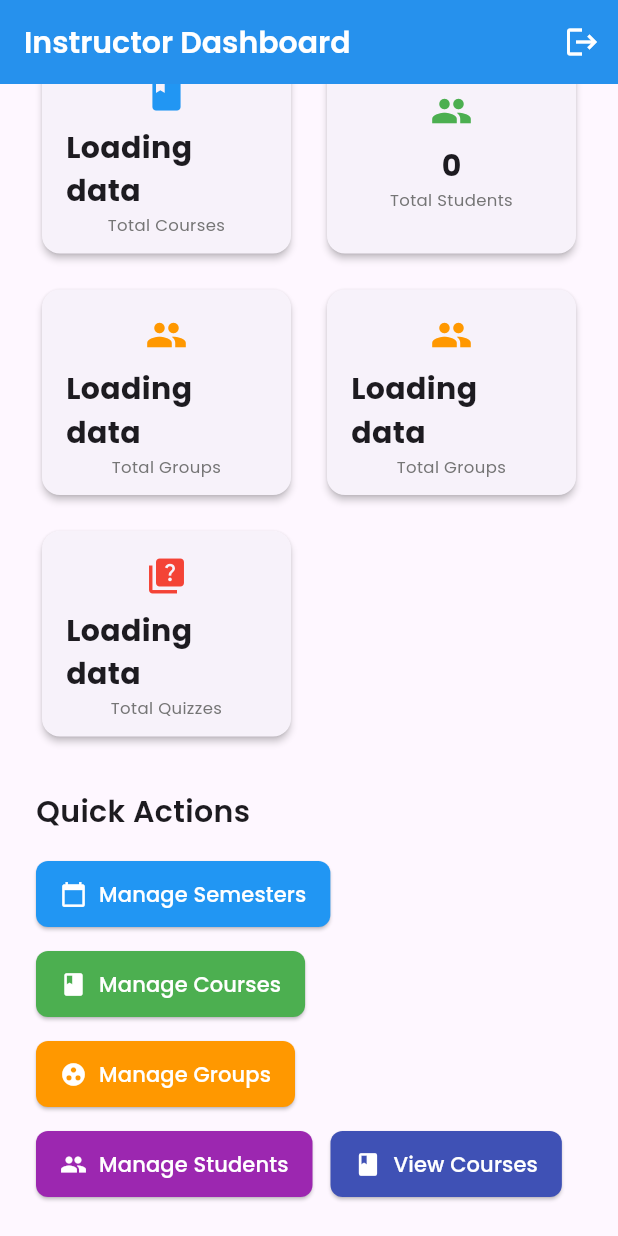
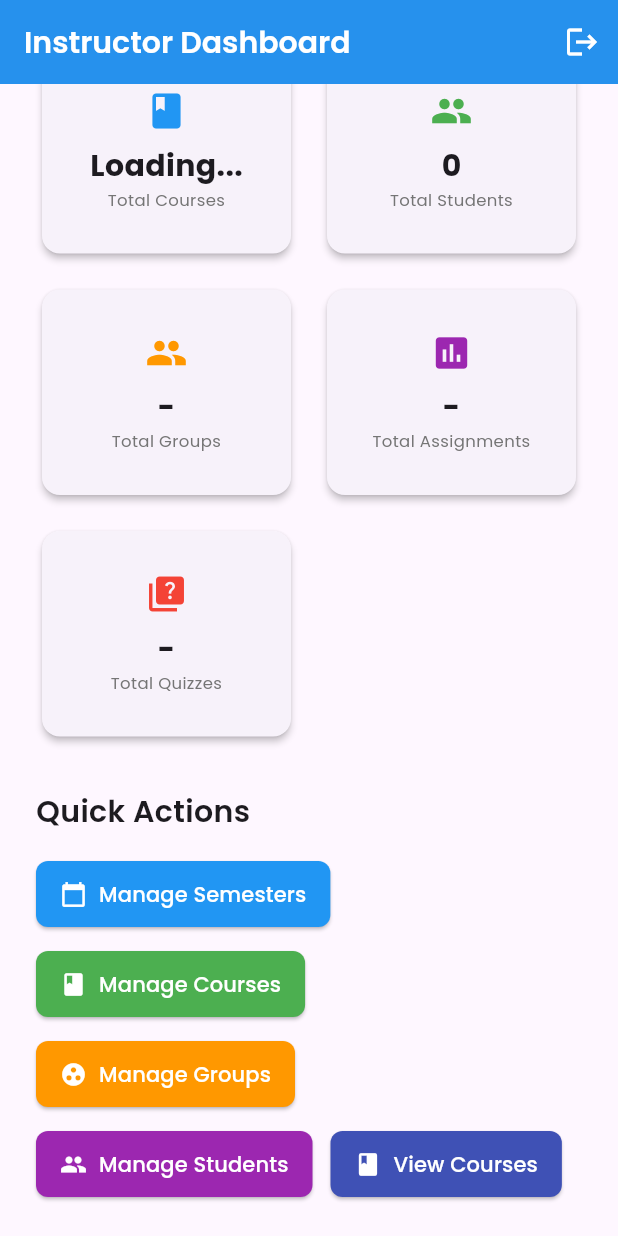
Before and after one commit to keniondang/Flutter-Project-E-learning-Management-App, a Flutter app: the InstructorHomeScreen screen opened directly with empty values, scrolled down 311 dp, on a phone screen of 412 x 824 dp. Run offline on Flutter 3.47's test engine with Material 3 defaults, Android fonts, the phone set to English and light mode, and no system bars; our stand-ins replace badges, connectivity_plus, csv, file_picker, google_fonts, hive_ce and 4 more; missing offline and left inert: universal_html; accounts and stored records are empty.

Commit message:
BUG FOUND NUMBER OF GROUPS IN DASHBOARD AND NUMBER OF STUDENTS IN GROUP MANAGEMENT SCREEN

```diff
--- a/lib/screens/instructor/group_students_screen.dart
+++ b/lib/screens/instructor/group_students_screen.dart
@@ -118,7 +118,7 @@ class _GroupStudentsScreenState extends State<GroupStudentsScreen> {
                         if (success && mounted) {
                           Navigator.pop(context);
 
-                          // Increment by 1
+                          // ✅ UPDATE COUNT: Increment by 1
                           context.read<GroupProvider>().updateGroupStudentCount(widget.group.id, 1);
 
                           ScaffoldMessenger.of(context).showSnackBar(
@@ -171,7 +171,7 @@ class _GroupStudentsScreenState extends State<GroupStudentsScreen> {
                       );
 
               if (success && mounted) {
-                // Decrement by 1
+                // ✅ UPDATE COUNT: Decrement by 1
                 context.read<GroupProvider>().updateGroupStudentCount(widget.group.id, -1);
 
                 ScaffoldMessenger.of(context).showSnackBar(
--- a/lib/screens/instructor_home_screen.dart
+++ b/lib/screens/instructor_home_screen.dart
@@ -1,5 +1,4 @@
 import 'package:elearning_management_app/providers/assignment_provider.dart';
-import 'package:elearning_management_app/providers/course_material_provider.dart';
 import 'package:elearning_management_app/providers/group_provider.dart';
 import 'package:elearning_management_app/providers/instructor_course_provider.dart';
 import 'package:elearning_management_app/providers/quiz_provider.dart';
@@ -153,6 +152,7 @@ class InstructorHomeScreen extends StatelessWidget {
                   crossAxisSpacing: 16,
                   mainAxisSpacing: 16,
                   children: [
+                    // --- TOTAL COURSES ---
                     Consumer2<SemesterProvider, InstructorCourseProvider>(
                       builder:
                           (context, semesterProvider, courseProvider, child) {
@@ -168,195 +168,155 @@ class InstructorHomeScreen extends StatelessWidget {
                         return _buildStatCard(
                           'Total Courses',
                           semesterProvider.isLoading || courseProvider.isLoading
-                              ? 'Loading data'
+                              ? 'Loading...'
                               : courseProvider.courses.length.toString(),
                           Icons.book,
                           Colors.blue,
                         );
                       },
                     ),
-                    FutureBuilder(
-                        future: context
-                            .read<StudentProvider>()
-                            .countTotalStudents(),
+
+                    // --- TOTAL STUDENTS ---
+                    Consumer<StudentProvider>(
+                      builder: (context, studentProvider, child) {
+                        return FutureBuilder(
+                            future: studentProvider.countTotalStudents(),
                             builder: (context, snapshot) {
-                          switch (snapshot.connectionState) {
-                            case ConnectionState.waiting:
+                              if (snapshot.connectionState ==
+                                  ConnectionState.waiting) {
                                 return _buildStatCard(
                                   'Total Students',
-                                'Loading data',
-                                Icons.people,
-                                Colors.green,
-                              );
-                            case ConnectionState.done:
-                              return _buildStatCard(
-                                'Total Students',
-                                snapshot.hasError
-                                    ? 'Error loading data'
-                                    : snapshot.data!.toString(),
-                                Icons.people,
-                                Colors.green,
-                              );
-                            default:
-                              return _buildStatCard(
-                                'Total Students',
-                                'Encountered unknown data',
+                                  'Loading...',
                                   Icons.people,
                                   Colors.green,
                                 );
                               }
-                        }),
-                    Consumer<SemesterProvider>(
-                      builder: (context, provider, child) {
-                        if (provider.currentSemester == null) {
+                              return _buildStatCard(
+                                'Total Students',
+                                snapshot.data?.toString() ?? '0',
+                                Icons.people,
+                                Colors.green,
+                              );
+                            });
+                      },
+                    ),
+
+                    // --- TOTAL GROUPS (FIXED) ---
+                    // Changed from Consumer to Consumer2 to listen to GroupProvider changes
+                    Consumer2<SemesterProvider, GroupProvider>(
+                      builder:
+                          (context, semesterProvider, groupProvider, child) {
+                        if (semesterProvider.currentSemester == null) {
                           return _buildStatCard(
                             'Total Groups',
-                            'Loading data',
+                            '-',
                             Icons.group,
                             Colors.orange,
                           );
                         }
 
+                        // We use FutureBuilder here, but because we are inside a Consumer2
+                        // listening to GroupProvider, if GroupProvider notifies listeners
+                        // (e.g. after adding a group), this whole block rebuilds,
+                        // triggering the Future to run again and fetch the new count.
                         return FutureBuilder(
-                            future: context
-                                .read<GroupProvider>()
-                                .countInSemester(provider.currentSemester!.id),
+                            future: groupProvider.countInSemester(
+                                semesterProvider.currentSemester!.id),
                             builder: (context, snapshot) {
                               switch (snapshot.connectionState) {
                                 case ConnectionState.waiting:
                                   return _buildStatCard(
                                     'Total Groups',
-                                    'Loading data',
-                                    Icons.people,
+                                    'Loading...',
+                                    Icons.group,
                                     Colors.orange,
                                   );
                                 case ConnectionState.done:
                                   return _buildStatCard(
                                     'Total Groups',
-                                    snapshot.hasError
-                                        ? 'Error loading data'
-                                        : snapshot.data!.toString(),
-                                    Icons.people,
+                                    snapshot.data?.toString() ?? '0',
+                                    Icons.group,
                                     Colors.orange,
                                   );
                                 default:
                                   return _buildStatCard(
                                     'Total Groups',
-                                    'Encountered unknown data',
-                                    Icons.people,
+                                    'Error',
+                                    Icons.group,
                                     Colors.orange,
                                   );
                               }
                             });
                       },
                     ),
-                    Consumer<SemesterProvider>(
-                      builder: (context, provider, child) {
-                        if (provider.currentSemester == null) {
+
+                    // --- TOTAL ASSIGNMENTS ---
+                    Consumer2<SemesterProvider, AssignmentProvider>(
+                      builder: (context, semesterProvider, assignmentProvider,
+                          child) {
+                        if (semesterProvider.currentSemester == null) {
                           return _buildStatCard(
-                            'Total Groups',
-                            'Loading data',
-                            Icons.group,
-                            Colors.orange,
+                            'Total Assignments',
+                            '-',
+                            Icons.assessment,
+                            Colors.purple,
                           );
                         }
 
                         return FutureBuilder(
-                            future: context
-                                .read<AssignmentProvider>()
-                                .countInSemester(provider.currentSemester!.id),
+                            future: assignmentProvider.countInSemester(
+                                semesterProvider.currentSemester!.id),
                             builder: (context, snapshot) {
-                              switch (snapshot.connectionState) {
-                                case ConnectionState.waiting:
+                              if (snapshot.connectionState ==
+                                  ConnectionState.waiting) {
                                 return _buildStatCard(
                                   'Total Assignments',
-                                    'Loading data',
-                                    Icons.assessment,
-                                    Colors.purple,
-                                  );
-                                case ConnectionState.done:
-                                  return _buildStatCard(
-                                    'Total Assignments',
-                                    snapshot.hasError
-                                        ? 'Error loading data'
-                                        : snapshot.data!.toString(),
-                                    Icons.assessment,
-                                    Colors.purple,
-                                  );
-                                default:
-                                  return _buildStatCard(
-                                    'Total Assignments',
-                                    'Encountered unknown data',
+                                  'Loading...',
                                   Icons.assessment,
                                   Colors.purple,
                                 );
                               }
+                              return _buildStatCard(
+                                'Total Assignments',
+                                snapshot.data?.toString() ?? '0',
+                                Icons.assessment,
+                                Colors.purple,
+                              );
                             });
                       },
                     ),
-                    // Consumer2<SemesterProvider, AssignmentProvider>(
-                    //   builder: (context, semesterProvider, assignmentProvider,
-                    //       child) {
-                    //     if (assignmentProvider.semesterCount == null &&
-                    //         !assignmentProvider.isLoading &&
-                    //         semesterProvider.currentSemester != null) {
-                    //       assignmentProvider.countForSemester(
-                    //           semesterProvider.currentSemester!.id);
-                    //     }
 
-                    //     return _buildStatCard(
-                    //       'Total Assignments',
-                    //       semesterProvider.isLoading ||
-                    //               assignmentProvider.semesterCount == null
-                    //           ? 'Loading data'
-                    //           : assignmentProvider.semesterCount.toString(),
-                    //       Icons.assignment,
-                    //       Colors.purple,
-                    //     );
-                    //   },
-                    // ),
-
-                    Consumer<SemesterProvider>(
-                      builder: (context, provider, child) {
-                        if (provider.currentSemester == null) {
+                    // --- TOTAL QUIZZES ---
+                    Consumer2<SemesterProvider, QuizProvider>(
+                      builder: (context, semesterProvider, quizProvider, child) {
+                        if (semesterProvider.currentSemester == null) {
                           return _buildStatCard(
                             'Total Quizzes',
-                            'Loading data',
+                            '-',
                             Icons.quiz,
                             Colors.red,
                           );
                         }
 
                         return FutureBuilder(
-                            future: context
-                                .read<QuizProvider>()
-                                .countInSemester(provider.currentSemester!.id),
+                            future: quizProvider.countInSemester(
+                                semesterProvider.currentSemester!.id),
                             builder: (context, snapshot) {
-                              switch (snapshot.connectionState) {
-                                case ConnectionState.waiting:
+                              if (snapshot.connectionState ==
+                                  ConnectionState.waiting) {
                                 return _buildStatCard(
                                   'Total Quizzes',
-                                    'Loading data',
-                                    Icons.quiz,
-                                    Colors.red,
-                                  );
-                                case ConnectionState.done:
-                                  return _buildStatCard(
-                                    'Total Quizzes',
-                                    snapshot.hasError
-                                        ? 'Error loading data'
-                                        : snapshot.data!.toString(),
-                                    Icons.quiz,
-                                    Colors.red,
-                                  );
-                                default:
-                                  return _buildStatCard(
-                                    'Total Quizzes',
-                                    'Encountered unknown data',
+                                  'Loading...',
                                   Icons.quiz,
                                   Colors.red,
                                 );
                               }
+                              return _buildStatCard(
+                                'Total Quizzes',
+                                snapshot.data?.toString() ?? '0',
+                                Icons.quiz,
+                                Colors.red,
+                              );
                             });
                       },
                     ),
```
Also changed, not shown: lib/providers/group_provider.dart (+38 -57 lines), lib/screens/instructor/group_management_screen.dart (+11 -9 lines). Lines whose indentation alone changed are shown as unchanged.
